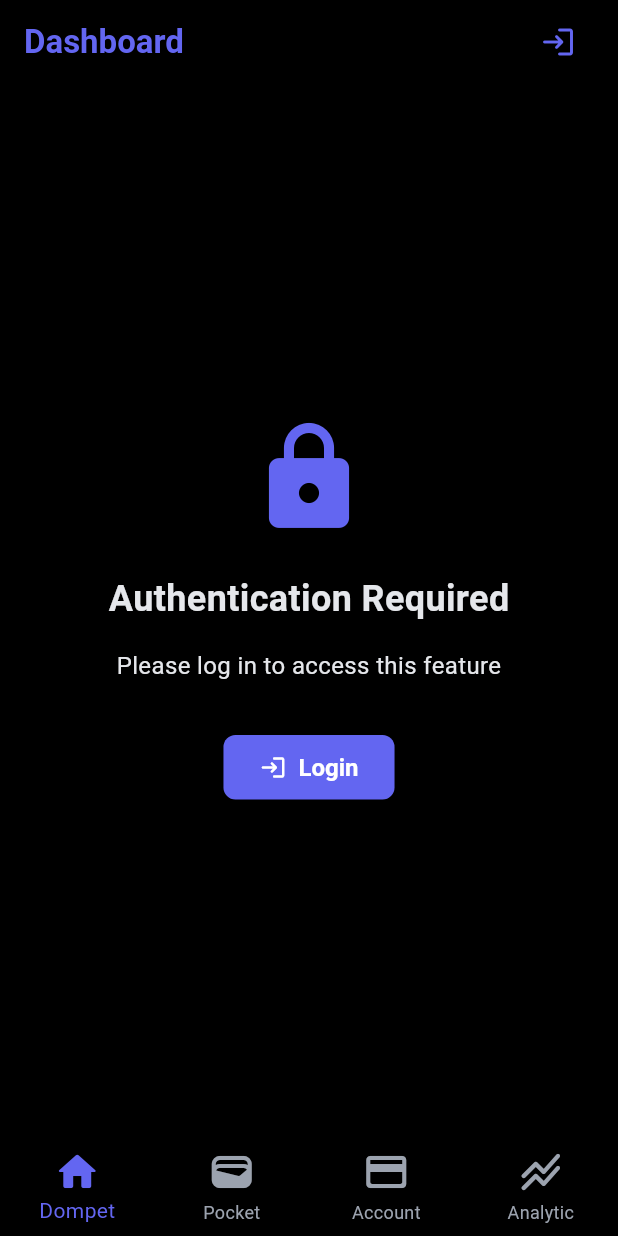
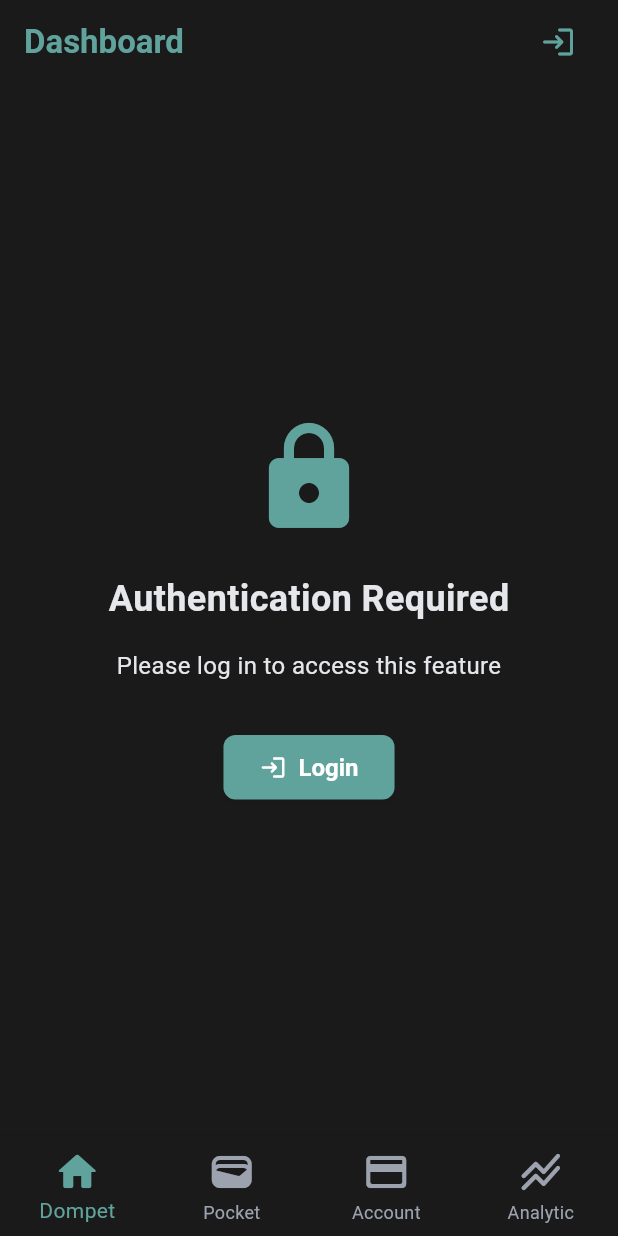
Before and after one commit to personal-dompet/mobile, a Flutter app: the screen it shows after launch, on a phone screen of 412 x 824 dp. Run offline on Flutter 3.47's test engine with Material 3 defaults, Android fonts, the phone set to English and light mode, and no system bars; our stand-ins replace dio, firebase_auth, firebase_core, flutter_dotenv, flutter_riverpod, go_router and 2 more; accounts and stored records are empty; generated files the repository leaves out were written again.

Commit message:
feat(ui): implement new pastel color theme with updated color scheme
Co-authored-by: Qwen-Coder <qwen-coder@alibabacloud.com>

```diff
--- a/lib/theme_data.dart
+++ b/lib/theme_data.dart
@@ -1,16 +1,35 @@
 import 'package:flutter/material.dart';
 
+/// AppTheme provides easy access to all theme colors and properties
+/// Access colors using AppTheme.primaryColor, AppTheme.successColor, etc.
+class AppTheme {
+  // Base pastel colors
+  static const Color primaryPastel = Color(0xFF60a39c); // Slightly darker pastel teal
+  static const Color secondaryPastel = Color(0xFFffafcc); // Pastel Coral
+  static const Color accentPastel = Color(0xFFffd6a5); // Pastel Orange
+
+  // Surface and background colors (darker pastels for contrast)
+  static const Color surfaceColor = Color(0xFF2C2C2C); // Dark gray
+  static const Color backgroundColor =
+      Color(0xFF1A1A1A); // Very dark gray (natural dark)
+  static const Color cardColor = Color(0xFF3A3A3A); // Lighter gray for cards
+
+  // Utility colors (pastel variants)
+  static const Color primaryColor = primaryPastel;
+  static const Color secondaryColor = secondaryPastel;
+  static const Color errorColor = Color(0xFFffb3ba); // Pastel Red
+  static const Color successColor = Color(0xFFb5ead7); // Mint Green
+  static const Color warningColor = Color(0xFFffeaa7); // Mellow Yellow
+  static const Color infoColor = Color(0xFF87ceeb); // Sky Blue
+  static const Color disabledColor = Color(0xFFa8a8a8); // Pastel Gray
+
+  // Text and icon colors
+  static const Color textColorPrimary = Color(0xFFE5E7EB); // Light gray
+  static const Color textColorSecondary = Color(0xFFD1D5DB); // Medium gray
+  static const Color textColorTertiary = Color(0xFF9CA3AF); // Darker gray
+}
+
 class AppThemes {
-  // Define custom colors
-  static const Color _primaryColor = Color(0xFF6366F1); // Indigo
-  static const Color _secondaryColor = Color(0xFF8B5CF6); // Purple
-  static const Color _surfaceColor = Color(0xFF1F2023); // Dark gray
-  static const Color _backgroundColor = Colors.black;
-  static const Color _cardColor = _surfaceColor; // Very dark gray
-  static const Color _errorColor = Color(0xFFEF4444); // Red
-  static const Color _successColor = Color(0xFF10B981); // Green
-  // static const Color _warningColor = Color(0xFFF59E0B); // Amber
-
   static ThemeData get darkTheme {
     return ThemeData(
       // Core theme properties
@@ -18,44 +37,46 @@ class AppThemes {
       brightness: Brightness.dark,
 
       // Color scheme
-      colorScheme: const ColorScheme.dark(
-        primary: _primaryColor,
+      colorScheme: ColorScheme.fromSeed(
+        seedColor: AppTheme.primaryPastel,
+        brightness: Brightness.dark,
+        primary: AppTheme.primaryColor,
         onPrimary: Colors.white,
-        secondary: _secondaryColor,
+        secondary: AppTheme.secondaryColor,
         onSecondary: Colors.white,
-        surface: _surfaceColor,
-        onSurface: Color(0xFFE5E7EB), // Almost white text
-        error: _errorColor,
+        surface: AppTheme.surfaceColor,
+        onSurface: AppTheme.textColorPrimary,
+        error: AppTheme.errorColor,
         onError: Colors.white,
-        tertiary: _successColor,
+        tertiary: AppTheme.successColor,
         onTertiary: Colors.white,
-        outline: Color(0xFF6B7280), // Gray border
-        outlineVariant: Color(0xFF4B5563), // Darker gray border
-        surfaceContainerHighest: _cardColor,
-        onSurfaceVariant: Color(0xFFD1D5DB), // Light gray text
+        outline: AppTheme.textColorTertiary,
+        outlineVariant: AppTheme.textColorSecondary,
+        surfaceContainerHighest: AppTheme.cardColor,
+        onSurfaceVariant: AppTheme.textColorSecondary,
       ),
 
       // Scaffold background
-      scaffoldBackgroundColor: _backgroundColor,
+      scaffoldBackgroundColor: AppTheme.backgroundColor,
 
       // AppBar theme
-      appBarTheme: const AppBarTheme(
-        backgroundColor: _backgroundColor,
+      appBarTheme: AppBarTheme(
+        backgroundColor: AppTheme.backgroundColor,
         foregroundColor: Colors.white,
         elevation: 0,
         centerTitle: true,
-        titleTextStyle: TextStyle(
+        titleTextStyle: const TextStyle(
           color: Colors.white,
           fontSize: 20,
           fontWeight: FontWeight.w600,
         ),
-        iconTheme: IconThemeData(color: Colors.white),
-        actionsIconTheme: IconThemeData(color: Colors.white),
+        iconTheme: const IconThemeData(color: Colors.white),
+        actionsIconTheme: const IconThemeData(color: Colors.white),
       ),
 
       // Card theme
       cardTheme: CardThemeData(
-        color: _cardColor,
+        color: AppTheme.cardColor,
         elevation: 4,
         shadowColor: Colors.black.withValues(alpha: 0.3),
         shape: RoundedRectangleBorder(
@@ -67,7 +88,7 @@ class AppThemes {
       // Elevated button theme
       elevatedButtonTheme: ElevatedButtonThemeData(
         style: ElevatedButton.styleFrom(
-          backgroundColor: _primaryColor,
+          backgroundColor: AppTheme.primaryColor,
           foregroundColor: Colors.white,
           elevation: 2,
           shadowColor: Colors.black.withValues(alpha: 0.2),
@@ -85,8 +106,8 @@ class AppThemes {
       // Outlined button theme
       outlinedButtonTheme: OutlinedButtonThemeData(
         style: OutlinedButton.styleFrom(
-          foregroundColor: _primaryColor,
-          side: const BorderSide(color: _primaryColor, width: 1.5),
+          foregroundColor: AppTheme.primaryColor,
+          side: BorderSide(color: AppTheme.primaryColor, width: 1.5),
           shape: RoundedRectangleBorder(
             borderRadius: BorderRadius.circular(8),
           ),
@@ -101,7 +122,7 @@ class AppThemes {
       // Text button theme
       textButtonTheme: TextButtonThemeData(
         style: TextButton.styleFrom(
-          foregroundColor: _primaryColor,
+          foregroundColor: AppTheme.primaryColor,
           shape: RoundedRectangleBorder(
             borderRadius: BorderRadius.circular(8),
           ),
@@ -114,41 +135,41 @@ class AppThemes {
       ),
 
       // Floating action button theme
-      floatingActionButtonTheme: const FloatingActionButtonThemeData(
-        backgroundColor: _primaryColor,
+      floatingActionButtonTheme: FloatingActionButtonThemeData(
+        backgroundColor: AppTheme.primaryColor,
         foregroundColor: Colors.white,
         elevation: 6,
-        shape: CircleBorder(),
+        shape: const CircleBorder(),
       ),
 
       // Input decoration theme
       inputDecorationTheme: InputDecorationTheme(
         filled: true,
-        fillColor: _surfaceColor,
+        fillColor: AppTheme.surfaceColor,
         border: OutlineInputBorder(
           borderRadius: BorderRadius.circular(8),
-          borderSide: const BorderSide(color: Color(0xFF6B7280)),
+          borderSide: BorderSide(color: AppTheme.textColorTertiary),
         ),
         enabledBorder: OutlineInputBorder(
           borderRadius: BorderRadius.circular(8),
-          borderSide: const BorderSide(color: Color(0xFF6B7280)),
+          borderSide: BorderSide(color: AppTheme.textColorTertiary),
         ),
         focusedBorder: OutlineInputBorder(
           borderRadius: BorderRadius.circular(8),
-          borderSide: const BorderSide(color: _primaryColor, width: 2),
+          borderSide: BorderSide(color: AppTheme.primaryColor, width: 2),
         ),
         errorBorder: OutlineInputBorder(
           borderRadius: BorderRadius.circular(8),
-          borderSide: const BorderSide(color: _errorColor),
+          borderSide: BorderSide(color: AppTheme.errorColor),
         ),
         focusedErrorBorder: OutlineInputBorder(
           borderRadius: BorderRadius.circular(8),
-          borderSide: const BorderSide(color: _errorColor, width: 2),
+          borderSide: BorderSide(color: AppTheme.errorColor, width: 2),
         ),
-        labelStyle: const TextStyle(color: Color(0xFF9CA3AF)),
-        hintStyle: const TextStyle(color: Color(0xFF6B7280)),
-        prefixIconColor: Color(0xFF9CA3AF),
-        suffixIconColor: Color(0xFF9CA3AF),
+        labelStyle: const TextStyle(color: AppTheme.textColorTertiary),
+        hintStyle: const TextStyle(color: AppTheme.textColorSecondary),
+        prefixIconColor: AppTheme.textColorTertiary,
+        suffixIconColor: AppTheme.textColorTertiary,
         contentPadding:
             const EdgeInsets.symmetric(horizontal: 16, vertical: 16),
       ),
@@ -157,12 +178,12 @@ class AppThemes {
       checkboxTheme: CheckboxThemeData(
         fillColor: WidgetStateProperty.resolveWith((states) {
           if (states.contains(WidgetState.selected)) {
-            return _primaryColor;
+            return AppTheme.primaryColor;
           }
           return Colors.transparent;
         }),
-        checkColor: WidgetStateProperty.all(Colors.white),
-        side: const BorderSide(color: Color(0xFF6B7280), width: 2),
+        checkColor: const WidgetStatePropertyAll(Colors.white),
+        side: BorderSide(color: AppTheme.textColorTertiary, width: 2),
         shape: RoundedRectangleBorder(borderRadius: BorderRadius.circular(4)),
       ),
 
@@ -170,9 +191,9 @@ class AppThemes {
       radioTheme: RadioThemeData(
         fillColor: WidgetStateProperty.resolveWith((states) {
           if (states.contains(WidgetState.selected)) {
-            return _primaryColor;
+            return AppTheme.primaryColor;
           }
-          return Color(0xFF6B7280);
+          return AppTheme.textColorTertiary;
         }),
       ),
 
@@ -180,38 +201,38 @@ class AppThemes {
       switchTheme: SwitchThemeData(
         thumbColor: WidgetStateProperty.resolveWith((states) {
           if (states.contains(WidgetState.selected)) {
-            return _primaryColor;
+            return AppTheme.primaryColor;
           }
-          return Color(0xFF9CA3AF);
+          return AppTheme.textColorTertiary;
         }),
         trackColor: WidgetStateProperty.resolveWith((states) {
           if (states.contains(WidgetState.selected)) {
-            return _primaryColor.withValues(alpha: 0.5);
+            return AppTheme.primaryColor.withValues(alpha: 0.5);
           }
-          return Color(0xFF4B5563);
+          return AppTheme.surfaceColor;
         }),
       ),
 
       // Slider theme
-      sliderTheme: const SliderThemeData(
-        activeTrackColor: _primaryColor,
-        inactiveTrackColor: Color(0xFF4B5563),
-        thumbColor: _primaryColor,
-        overlayColor: Color(0x1A6366F1),
-        valueIndicatorColor: _primaryColor,
-        valueIndicatorTextStyle: TextStyle(color: Colors.white),
+      sliderTheme: SliderThemeData(
+        activeTrackColor: AppTheme.primaryColor,
+        inactiveTrackColor: AppTheme.surfaceColor,
+        thumbColor: AppTheme.primaryColor,
+        overlayColor: AppTheme.primaryColor.withValues(alpha: 0.1),
+        valueIndicatorColor: AppTheme.primaryColor,
+        valueIndicatorTextStyle: const TextStyle(color: Colors.white),
       ),
 
       // Progress indicator theme
-      progressIndicatorTheme: const ProgressIndicatorThemeData(
-        color: _primaryColor,
-        linearTrackColor: Color(0xFF4B5563),
-        circularTrackColor: Color(0xFF4B5563),
+      progressIndicatorTheme: ProgressIndicatorThemeData(
+        color: AppTheme.primaryColor,
+        linearTrackColor: AppTheme.surfaceColor,
+        circularTrackColor: AppTheme.surfaceColor,
       ),
 
       // Dialog theme
       dialogTheme: DialogThemeData(
-        backgroundColor: _surfaceColor,
+        backgroundColor: AppTheme.surfaceColor,
         shape: RoundedRectangleBorder(
           borderRadius: BorderRadius.circular(16),
         ),
@@ -221,27 +242,27 @@ class AppThemes {
           fontWeight: FontWeight.w600,
         ),
         contentTextStyle: const TextStyle(
-          color: Color(0xFFE5E7EB),
+          color: AppTheme.textColorPrimary,
           fontSize: 16,
         ),
       ),
 
       // Bottom sheet theme
       bottomSheetTheme: const BottomSheetThemeData(
-        backgroundColor: _surfaceColor,
-        modalBackgroundColor: _surfaceColor,
+        backgroundColor: AppTheme.surfaceColor,
+        modalBackgroundColor: AppTheme.surfaceColor,
         shape: RoundedRectangleBorder(
           borderRadius: BorderRadius.vertical(top: Radius.circular(20)),
         ),
       ),
 
       // Bottom navigation bar theme
-      bottomNavigationBarTheme: const BottomNavigationBarThemeData(
-        backgroundColor: _backgroundColor,
-        selectedItemColor: _primaryColor,
-        unselectedItemColor: Color(0xFF9CA3AF),
-        selectedIconTheme: IconThemeData(color: _primaryColor),
-        unselectedIconTheme: IconThemeData(color: Color(0xFF9CA3AF)),
+      bottomNavigationBarTheme: BottomNavigationBarThemeData(
+        backgroundColor: AppTheme.backgroundColor,
+        selectedItemColor: AppTheme.primaryColor,
+        unselectedItemColor: AppTheme.textColorTertiary,
+        selectedIconTheme: const IconThemeData(color: AppTheme.primaryColor),
+        unselectedIconTheme: IconThemeData(color: AppTheme.textColorTertiary),
         type: BottomNavigationBarType.fixed,
         showSelectedLabels: true,
         showUnselectedLabels: true,
@@ -249,7 +270,7 @@ class AppThemes {
 
       // Snackbar theme
       snackBarTheme: SnackBarThemeData(
-        backgroundColor: _cardColor,
+        backgroundColor: AppTheme.cardColor,
         contentTextStyle: const TextStyle(color: Colors.white),
         shape: RoundedRectangleBorder(
           borderRadius: BorderRadius.circular(8),
@@ -258,15 +279,15 @@ class AppThemes {
       ),
 
       // Divider theme
-      dividerTheme: const DividerThemeData(
-        color: Color(0xFF4B5563),
+      dividerTheme: DividerThemeData(
+        color: AppTheme.surfaceColor,
         thickness: 1,
         space: 1,
       ),
 
       // Icon theme
       iconTheme: const IconThemeData(
-        color: Color(0xFFE5E7EB),
+        color: AppTheme.textColorPrimary,
         size: 24,
       ),
 
@@ -315,183 +336,39 @@ class AppThemes {
         titleSmall: TextStyle(
           fontSize: 12,
           fontWeight: FontWeight.w500,
-          color: Color(0xFFE5E7EB),
+          color: AppTheme.textColorPrimary,
         ),
         bodyLarge: TextStyle(
           fontSize: 16,
           fontWeight: FontWeight.w400,
-          color: Color(0xFFE5E7EB),
+          color: AppTheme.textColorPrimary,
         ),
         bodyMedium: TextStyle(
           fontSize: 14,
           fontWeight: FontWeight.w400,
-          color: Color(0xFFE5E7EB),
+          color: AppTheme.textColorPrimary,
         ),
         bodySmall: TextStyle(
           fontSize: 12,
           fontWeight: FontWeight.w400,
-          color: Color(0xFF9CA3AF),
+          color: AppTheme.textColorTertiary,
         ),
         labelLarge: TextStyle(
           fontSize: 14,
           fontWeight: FontWeight.w500,
-          color: Color(0xFFE5E7EB),
+          color: AppTheme.textColorPrimary,
         ),
         labelMedium: TextStyle(
           fontSize: 12,
           fontWeight: FontWeight.w500,
-          color: Color(0xFF9CA3AF),
+          color: AppTheme.textColorTertiary,
         ),
         labelSmall: TextStyle(
           fontSize: 10,
           fontWeight: FontWeight.w400,
-          color: Color(0xFF6B7280),
+          color: AppTheme.textColorSecondary,
         ),
       ),
     );
   }
 }
-
-// class AppThemeData {
-//   static final darkTheme = ThemeData(
-//     useMaterial3: true,
-//     brightness: Brightness.dark,
-//     primaryColor: Colors.blue,
-//     colorScheme: const ColorScheme.dark(
-//       primary: Colors.blue,
-//       onPrimary: Colors.white,
-//       secondary: Colors.lightBlue,
-//       onSecondary: Colors.black,
-//       surface: Colors.grey,
-//       onSurface: Colors.white,
-//     ),
-//     scaffoldBackgroundColor: Colors.black,
-//     cardColor: Colors.grey.shade900,
-//     dividerColor: Colors.white.withValues(alpha: 0.3),
-//     textTheme: const TextTheme(
-//       headlineLarge: TextStyle(
-//         color: Colors.white,
-//         fontSize: 32,
-//         fontWeight: FontWeight.bold,
-//       ),
-//       headlineMedium: TextStyle(
-//         color: Colors.white,
-//         fontSize: 24,
-//         fontWeight: FontWeight.bold,
-//       ),
-//       headlineSmall: TextStyle(
-//         color: Colors.white,
-//         fontSize: 20,
-//         fontWeight: FontWeight.bold,
-//       ),
-//       titleLarge: TextStyle(
-//         color: Colors.white,
-//         fontSize: 18,
-//         fontWeight: FontWeight.w600,
-//       ),
-//       titleMedium: TextStyle(
-//         color: Colors.white,
-//         fontSize: 16,
-//         fontWeight: FontWeight.w600,
-//       ),
-//       titleSmall: TextStyle(
-//         color: Colors.white,
-//         fontSize: 14,
-//         fontWeight: FontWeight.w600,
-//       ),
-//       bodyLarge: TextStyle(
-//         color: Colors.white,
-//         fontSize: 16,
-//       ),
-//       bodyMedium: TextStyle(
-//         color: Colors.white70,
-//         fontSize: 14,
-//       ),
-//       bodySmall: TextStyle(
-//         color: Colors.white60,
-//         fontSize: 12,
-//       ),
-//     ),
-//     elevatedButtonTheme: ElevatedButtonThemeData(
-//       style: ButtonStyle(
-//         backgroundColor: WidgetStateProperty.all<Color>(Colors.blue),
-//         foregroundColor: WidgetStateProperty.all<Color>(Colors.white),
-//         textStyle: WidgetStateProperty.all<TextStyle>(
-//           const TextStyle(
-//             fontWeight: FontWeight.bold,
-//           ),
-//         ),
-//         padding: WidgetStateProperty.all<EdgeInsets>(
-//           const EdgeInsets.symmetric(
-//             horizontal: 24,
-//             vertical: 12,
-//           ),
-//         ),
-//         shape: WidgetStateProperty.all<RoundedRectangleBorder>(
-//           RoundedRectangleBorder(
-//             borderRadius: BorderRadius.circular(8),
-//           ),
-//         ),
-//       ),
-//     ),
-//     outlinedButtonTheme: OutlinedButtonThemeData(
-//       style: ButtonStyle(
-//         foregroundColor: WidgetStateProperty.all<Color>(Colors.blue),
-//         side: WidgetStateProperty.all<BorderSide>(
-//           const BorderSide(
-//             color: Colors.blue,
-//             width: 2,
-//           ),
-//         ),
-//         textStyle: WidgetStateProperty.all<TextStyle>(
-//           const TextStyle(
-//             fontWeight: FontWeight.bold,
-//           ),
-//         ),
-//         padding: WidgetStateProperty.all<EdgeInsets>(
-//           const EdgeInsets.symmetric(
-//             horizontal: 24,
-//             vertical: 12,
-//           ),
-//         ),
-//         shape: WidgetStateProperty.all<RoundedRectangleBorder>(
-//           RoundedRectangleBorder(
-//             borderRadius: BorderRadius.circular(8),
-//           ),
-//         ),
-//       ),
-//     ),
-//     inputDecorationTheme: const InputDecorationTheme(
-//       filled: true,
-//       fillColor: Colors.grey,
-//       focusColor: Colors.blue,
-//       enabledBorder: OutlineInputBorder(
-//         borderSide: BorderSide(
-//           color: Colors.white70,
-//           width: 1,
-//         ),
-//         borderRadius: BorderRadius.all(Radius.circular(8)),
-//       ),
-//       focusedBorder: OutlineInputBorder(
-//         borderSide: BorderSide(
-//           color: Colors.blue,
-//           width: 2,
-//         ),
-//         borderRadius: BorderRadius.all(Radius.circular(8)),
-//       ),
-//       errorBorder: OutlineInputBorder(
-//         borderSide: BorderSide(
-//           color: Colors.red,
-//           width: 2,
-//         ),
-//         borderRadius: BorderRadius.all(Radius.circular(8)),
-//       ),
-//       labelStyle: TextStyle(
-//         color: Colors.white70,
-//       ),
-//       hintStyle: TextStyle(
-//         color: Colors.white60,
-//       ),
-//     ),
-//   );
-// }
```
